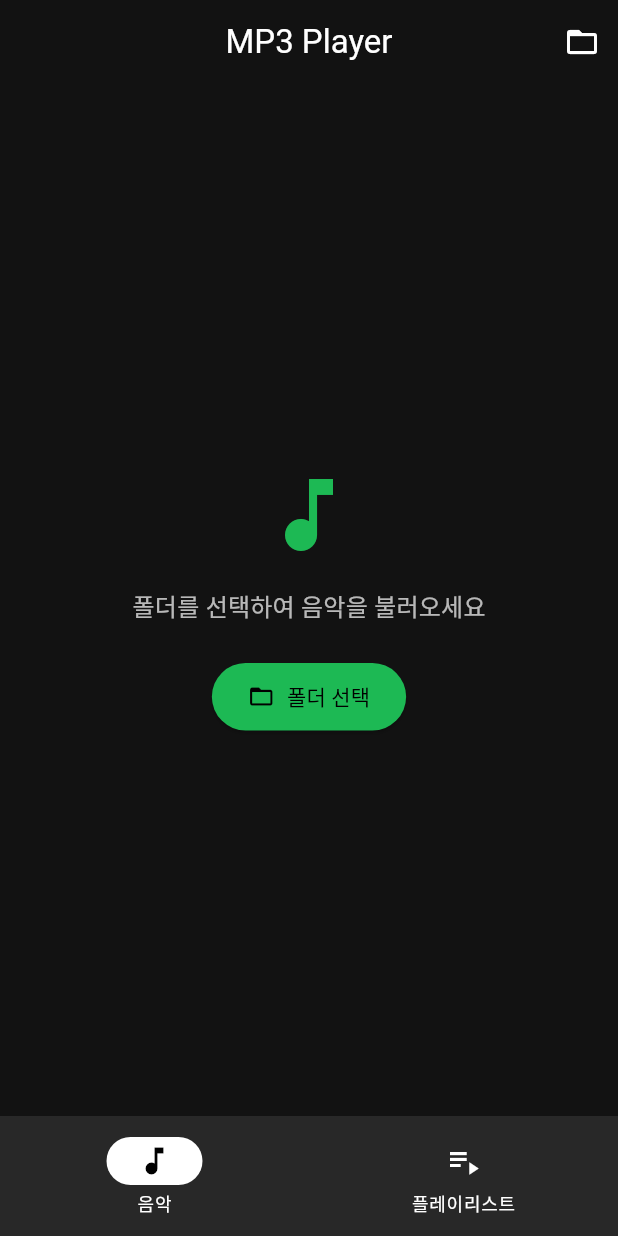
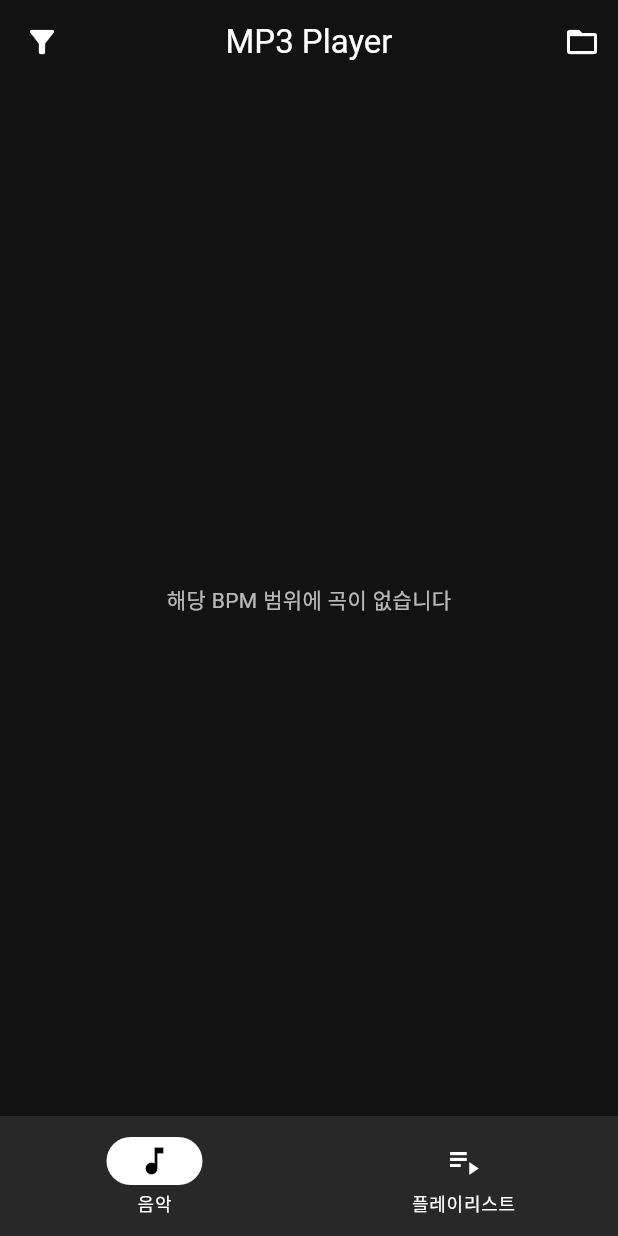
Before and after one commit to gobetterment/mp3mvp, a Flutter app: the screen it shows after launch, on a phone screen of 412 x 824 dp. Run offline on Flutter 3.47's test engine with Material 3 defaults, Android fonts, the phone set to English and light mode, and no system bars; our stand-ins replace file_picker, just_audio, shared_preferences; missing offline and left inert: audio_metadata_reader.

Commit message:
add bpmfilter

```diff
--- a/lib/screens/song_list_screen.dart
+++ b/lib/screens/song_list_screen.dart
@@ -24,6 +24,17 @@ class _SongListScreenState extends State<SongListScreen> {
   final MetadataService _metadataService = MetadataService();
   List<Song> _songs = [];
   bool _isLoading = false;
+  bool _showFilter = false;
+  final double _bpmMin = 0;
+  final double _bpmMax = 300;
+  RangeValues _bpmRange = const RangeValues(0, 300);
+
+  List<Song> get _filteredSongs {
+    return _songs.where((song) {
+      final bpm = song.bpm ?? 0;
+      return bpm >= _bpmRange.start && bpm <= _bpmRange.end;
+    }).toList();
+  }
 
   Future<void> _selectDirectory() async {
     try {
@@ -159,6 +170,14 @@ class _SongListScreenState extends State<SongListScreen> {
     return Scaffold(
       appBar: AppBar(
         title: const Text('MP3 Player'),
+        leading: IconButton(
+          icon: const Icon(Icons.filter_alt),
+          onPressed: () {
+            setState(() {
+              _showFilter = !_showFilter;
+            });
+          },
+        ),
         actions: [
           IconButton(
             icon: const Icon(Icons.folder_open),
@@ -166,45 +185,47 @@ class _SongListScreenState extends State<SongListScreen> {
           ),
         ],
       ),
-      body: _isLoading
-          ? const Center(child: CircularProgressIndicator())
-          : _songs.isEmpty
-              ? Center(
+      body: Column(
+        children: [
+          if (_showFilter)
+            Padding(
+              padding: const EdgeInsets.symmetric(horizontal: 16, vertical: 8),
               child: Column(
-                    mainAxisAlignment: MainAxisAlignment.center,
                 children: [
-                      Icon(
-                        Icons.music_note,
-                        size: 64,
-                        color: Theme.of(context).colorScheme.primary,
+                  Row(
+                    children: [
+                      const Text('BPM 범위',
+                          style: TextStyle(fontWeight: FontWeight.bold)),
+                      const SizedBox(width: 12),
+                      Text(
+                          '${_bpmRange.start.round()} - ${_bpmRange.end.round()}'),
+                    ],
                   ),
-                      const SizedBox(height: 16),
-                      Text(
-                        '폴더를 선택하여 음악을 불러오세요',
-                        style: Theme.of(context).textTheme.titleMedium,
+                  RangeSlider(
+                    min: _bpmMin,
+                    max: _bpmMax,
+                    divisions: 60,
+                    values: _bpmRange,
+                    labels: RangeLabels(
+                      _bpmRange.start.round().toString(),
+                      _bpmRange.end.round().toString(),
                     ),
-                      const SizedBox(height: 24),
-                      ElevatedButton.icon(
-                        onPressed: _selectDirectory,
-                        icon: const Icon(Icons.folder_open),
-                        label: const Text('폴더 선택'),
-                        style: ElevatedButton.styleFrom(
-                          backgroundColor:
-                              Theme.of(context).colorScheme.primary,
-                          foregroundColor: Colors.black,
-                          padding: const EdgeInsets.symmetric(
-                            horizontal: 24,
-                            vertical: 12,
-                          ),
-                        ),
+                    onChanged: (range) {
+                      setState(() {
+                        _bpmRange = range;
+                      });
+                    },
                   ),
                 ],
               ),
-                )
+            ),
+          Expanded(
+            child: _filteredSongs.isEmpty
+                ? const Center(child: Text('해당 BPM 범위에 곡이 없습니다'))
                 : ListView.builder(
-                  itemCount: _songs.length,
+                    itemCount: _filteredSongs.length,
                     itemBuilder: (context, index) {
-                    final song = _songs[index];
+                      final song = _filteredSongs[index];
                       return Card(
                         margin: const EdgeInsets.symmetric(
                           horizontal: 16,
@@ -233,7 +254,8 @@ class _SongListScreenState extends State<SongListScreen> {
                                     vertical: 4,
                                   ),
                                   decoration: BoxDecoration(
-                                  color: Theme.of(context).colorScheme.primary,
+                                    color:
+                                        Theme.of(context).colorScheme.primary,
                                     borderRadius: BorderRadius.circular(12),
                                   ),
                                   child: Text(
@@ -269,6 +291,9 @@ class _SongListScreenState extends State<SongListScreen> {
                       );
                     },
                   ),
+          ),
+        ],
+      ),
     );
   }
 }
```
Lines whose indentation alone changed are shown as unchanged.
